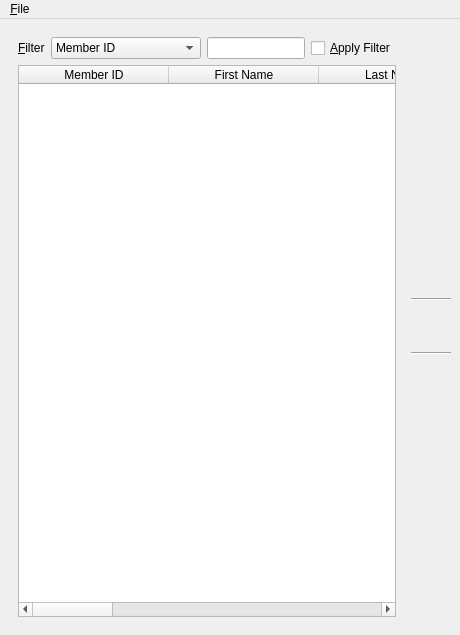
The window that UI/biblioteq_members_browser.ui (textbrowser/biblioteq) describes before a commit, drawn with Qt 5.
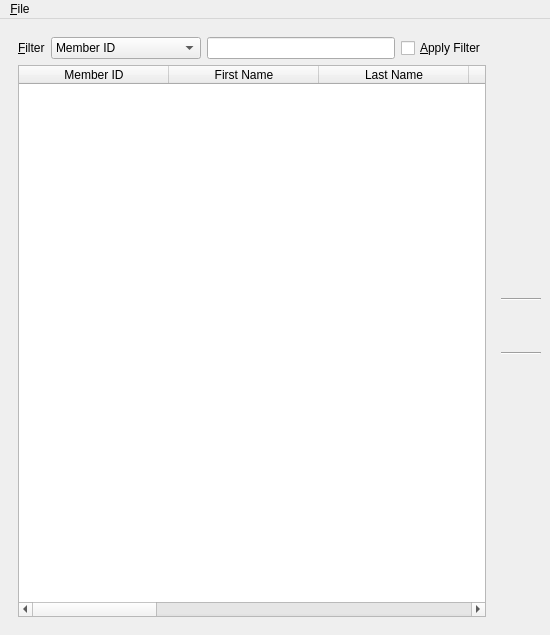
The same window after the commit. Icons and pictures are not drawn.

What changed in the file:
```diff
--- a/UI/biblioteq_members_browser.ui
+++ b/UI/biblioteq_members_browser.ui
@@ -6,7 +6,7 @@
    <rect>
     <x>0</x>
     <y>0</y>
-    <width>460</width>
+    <width>550</width>
     <height>635</height>
    </rect>
   </property>
@@ -441,8 +441,8 @@
     <rect>
      <x>0</x>
      <y>0</y>
-     <width>460</width>
-     <height>25</height>
+     <width>550</width>
+     <height>31</height>
     </rect>
    </property>
    <widget class="QMenu" name="menu_File">
```
